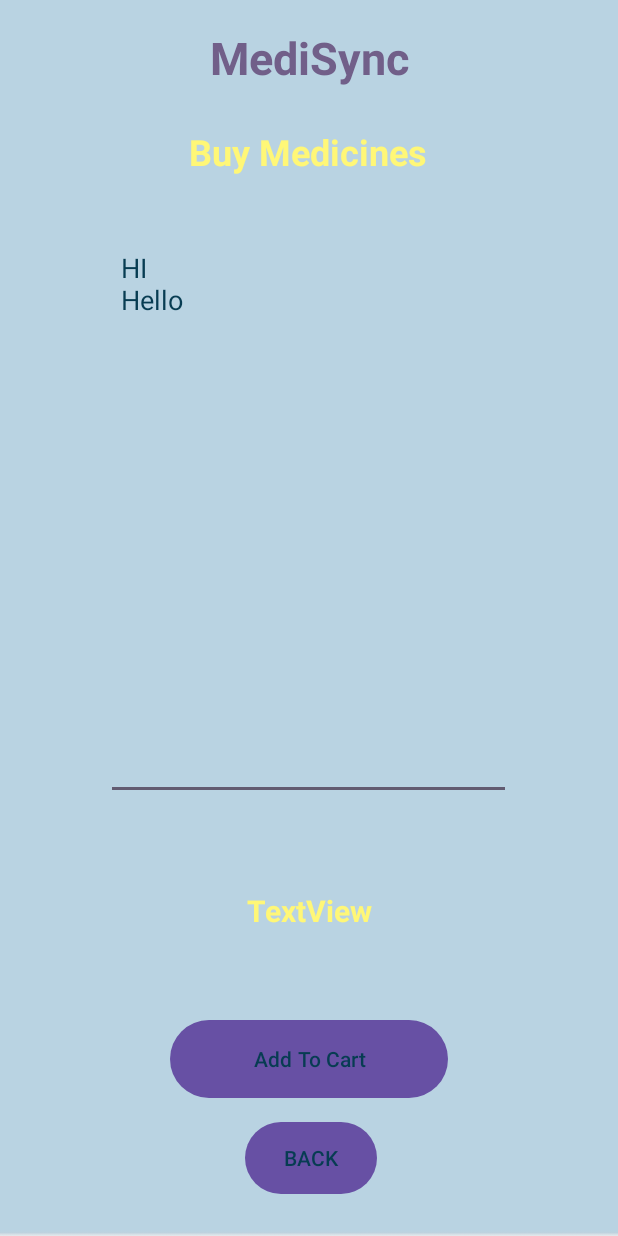
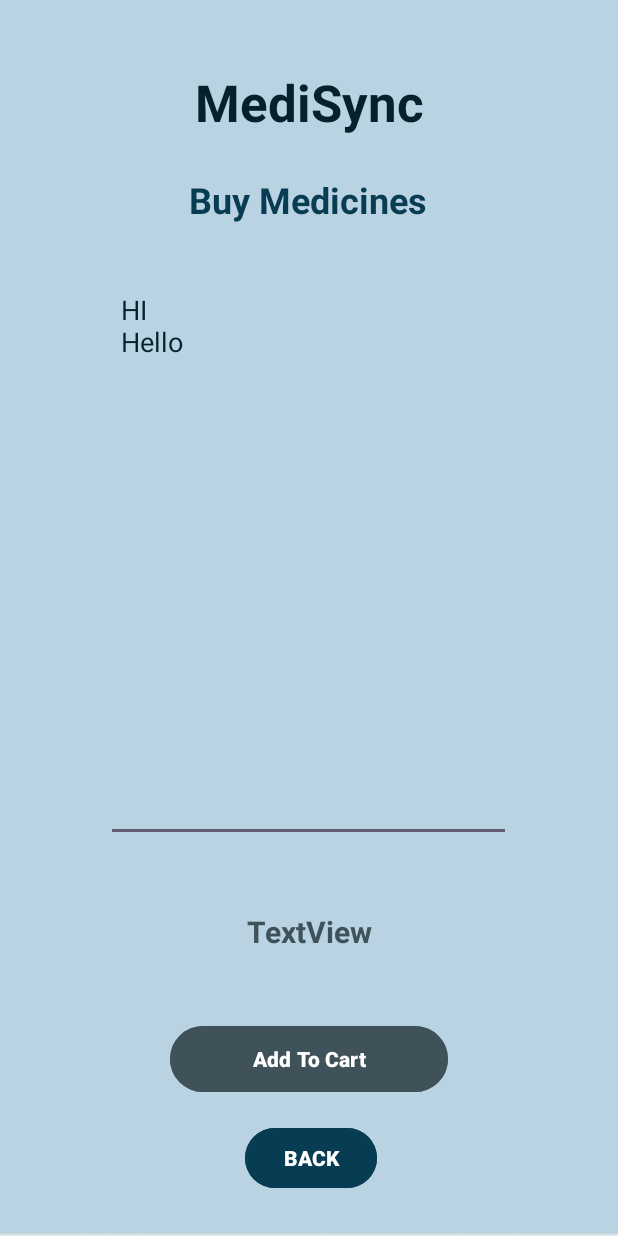
Before and after one commit to tahoorasma/MediSync, an Android app: the layout activity_buy_medicine_details.xml on its own in the app's theme, with its tools: preview values and no code run, on a phone screen of 412 x 824 dp. Run offline under Robolectric (Android 15) with nearby library versions, the phone set to English and light mode, and no system bars.

Commit message:
Medicine Details Activity

```diff
--- a/app/src/main/res/layout/activity_buy_medicine.xml
+++ b/app/src/main/res/layout/activity_buy_medicine.xml
@@ -46,6 +46,7 @@
         android:layout_margin="10dp"
         android:layout_marginStart="16dp"
         android:layout_marginEnd="16dp"
+        android:background="@color/white"
         app:layout_constraintTop_toBottomOf="@id/textViewLTDTitle"
         app:layout_constraintBottom_toTopOf="@id/buttonBMBack"
         app:layout_constraintStart_toStartOf="parent"
--- a/app/src/main/res/layout/activity_buy_medicine_details.xml
+++ b/app/src/main/res/layout/activity_buy_medicine_details.xml
@@ -13,7 +13,7 @@
         android:layout_width="wrap_content"
         android:layout_height="wrap_content"
         android:text="@string/textview"
-        android:textColor="@color/yellowLight"
+        android:textColor="@color/lightTeal"
         android:textSize="20sp"
         android:textStyle="bold"
         app:layout_constraintBottom_toTopOf="@+id/buttonBMDAddToCart"
@@ -32,7 +32,7 @@
         android:inputType="textMultiLine"
         android:padding="10dp"
         android:text="@string/hi_nhello"
-        android:textColor="@color/colorWhite"
+        android:textColor="@color/darkTeal"
         app:layout_constraintBottom_toBottomOf="@+id/buttonBMDAddToCart"
         app:layout_constraintEnd_toEndOf="parent"
         app:layout_constraintHorizontal_bias="0.496"
@@ -47,7 +47,7 @@
         android:layout_height="wrap_content"
         android:layout_marginTop="26dp"
         android:text="@string/buy_medicine1"
-        android:textColor="@color/yellowLight"
+        android:textColor="@color/teal"
         android:textSize="24sp"
         android:textStyle="bold"
         app:layout_constraintBottom_toTopOf="@+id/buttonBMDAddToCart"
@@ -62,10 +62,10 @@
         android:layout_width="185dp"
         android:layout_height="52dp"
         android:layout_marginBottom="16dp"
-        android:background="@drawable/btn_bg"
-        android:backgroundTint="@android:color/holo_blue_bright"
         android:text="@string/add_to_cart"
-        android:textColor="@color/colorWhite"
+        android:backgroundTint="@color/lightTeal"
+        android:textColor="#FFFFFF"
+        android:textStyle="bold"
         app:layout_constraintBottom_toTopOf="@+id/buttonBMDBack"
         app:layout_constraintEnd_toEndOf="parent"
         app:layout_constraintStart_toStartOf="parent" />
@@ -75,10 +75,10 @@
         android:layout_width="wrap_content"
         android:layout_height="wrap_content"
         android:layout_marginBottom="28dp"
-        android:background="@drawable/btn_bg"
-        android:backgroundTint="@android:color/holo_blue_bright"
         android:text="@string/back"
-        android:textColor="@color/colorWhite"
+        android:backgroundTint="@color/teal"
+        android:textColor="#FFFFFF"
+        android:textStyle="bold"
         app:layout_constraintBottom_toBottomOf="parent"
         app:layout_constraintEnd_toEndOf="parent"
         app:layout_constraintHorizontal_bias="0.504"
@@ -88,9 +88,10 @@
         android:id="@+id/textViewMainTitle"
         android:layout_width="wrap_content"
         android:layout_height="wrap_content"
+        android:layout_marginTop="28dp"
         android:text="MediSync"
-        android:textColor="@color/purple_200"
-        android:textSize="30sp"
+        android:textColor="@color/darkTeal"
+        android:textSize="34sp"
         android:textStyle="bold"
         app:layout_constraintBottom_toBottomOf="parent"
         app:layout_constraintEnd_toEndOf="parent"
--- a/app/src/main/res/layout/list_item_doctor.xml
+++ b/app/src/main/res/layout/list_item_doctor.xml
@@ -49,7 +49,7 @@
         app:layout_constraintEnd_toEndOf="parent"
         android:divider="@android:color/darker_gray"
         android:dividerHeight="1dp"
-        android:background="@android:color/transparent"/>
+        android:background="@android:color/white"/>
 
     <!-- Back Button -->
     <Button
```
Also changed, not shown: app/src/main/java/com/example/medisync/BuyMedicineDetailsActivity.java (+58 -2 lines), app/src/main/java/com/example/medisync/Database.java (+28 -3 lines).
